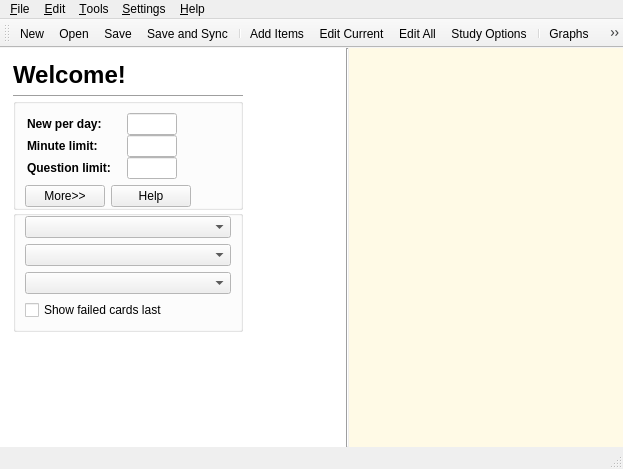
ankitects/anki, file designer/main.ui: the form before one commit.
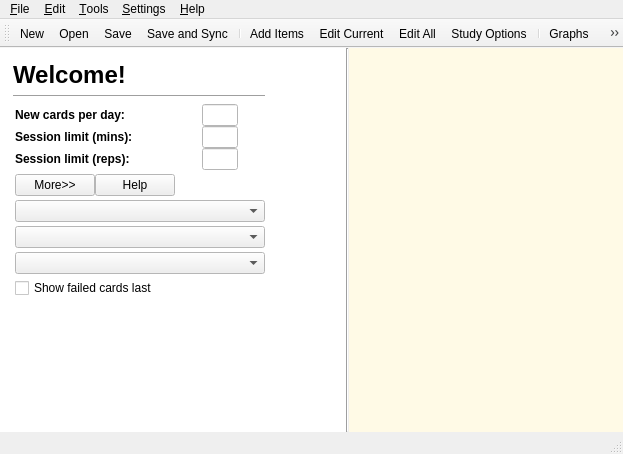
The form after the commit. The open tabs and pages were chosen to show the change. Icons and pictures are not drawn.

The edit to the form file:
```diff
--- a/designer/main.ui
+++ b/designer/main.ui
@@ -5,8 +5,8 @@
    <rect>
     <x>0</x>
     <y>0</y>
-    <width>562</width>
-    <height>469</height>
+    <width>569</width>
+    <height>454</height>
    </rect>
   </property>
   <property name="sizePolicy" >
@@ -27,8 +27,8 @@
     <rect>
      <x>0</x>
      <y>69</y>
-     <width>562</width>
-     <height>380</height>
+     <width>569</width>
+     <height>365</height>
     </rect>
    </property>
    <property name="sizePolicy" >
@@ -207,14 +207,15 @@
            <rect>
             <x>0</x>
             <y>0</y>
-            <width>100</width>
-            <height>30</height>
+            <width>284</width>
+            <height>280</height>
            </rect>
           </property>
-          <layout class="QHBoxLayout" name="horizontalLayout_5" >
-           <item>
-            <layout class="QHBoxLayout" name="horizontalLayout_4" >
-             <item>
+          <layout class="QGridLayout" name="gridLayout_3" >
+           <property name="verticalSpacing" >
+            <number>0</number>
+           </property>
+           <item row="0" column="0" >
               <layout class="QVBoxLayout" name="verticalLayout_11" >
                <property name="spacing" >
                 <number>0</number>
@@ -262,22 +263,13 @@
                 </widget>
                </item>
                <item>
-                <widget class="QGroupBox" name="groupBox" >
-                 <property name="title" >
-                  <string/>
-                 </property>
-                 <property name="flat" >
-                  <bool>true</bool>
-                 </property>
-                 <layout class="QVBoxLayout" name="verticalLayout_9" >
-                  <property name="bottomMargin" >
-                   <number>0</number>
-                  </property>
-                  <item>
                    <layout class="QGridLayout" name="gridLayout_13" >
                     <property name="leftMargin" >
                      <number>2</number>
                     </property>
+               <property name="topMargin" >
+                <number>6</number>
+               </property>
                     <property name="spacing" >
                      <number>0</number>
                     </property>
@@ -285,19 +277,22 @@
                      <widget class="QLabel" name="label_20" >
                       <property name="minimumSize" >
                        <size>
-                        <width>90</width>
+                   <width>140</width>
                         <height>0</height>
                        </size>
                       </property>
                       <property name="text" >
-                       <string>&lt;b>Minute limit:&lt;/b></string>
+                  <string>&lt;b>Session limit (mins):&lt;/b></string>
+                 </property>
+                 <property name="margin" >
+                  <number>4</number>
                       </property>
                      </widget>
                     </item>
-                    <item row="1" column="2" >
+               <item row="1" column="1" >
                      <widget class="QLineEdit" name="minuteLimit" >
                       <property name="sizePolicy" >
-                       <sizepolicy vsizetype="Fixed" hsizetype="Maximum" >
+                  <sizepolicy vsizetype="Fixed" hsizetype="Expanding" >
                         <horstretch>0</horstretch>
                         <verstretch>0</verstretch>
                        </sizepolicy>
@@ -310,59 +305,26 @@
                       </property>
                      </widget>
                     </item>
-                    <item row="2" column="0" >
-                     <widget class="QLabel" name="label_21" >
-                      <property name="text" >
-                       <string>&lt;b>Question limit:&lt;/b></string>
-                      </property>
-                     </widget>
-                    </item>
-                    <item row="2" column="2" >
-                     <widget class="QLineEdit" name="questionLimit" >
-                      <property name="sizePolicy" >
-                       <sizepolicy vsizetype="Fixed" hsizetype="Preferred" >
-                        <horstretch>0</horstretch>
-                        <verstretch>0</verstretch>
-                       </sizepolicy>
-                      </property>
-                      <property name="maximumSize" >
-                       <size>
-                        <width>50</width>
-                        <height>16777215</height>
-                       </size>
-                      </property>
-                     </widget>
-                    </item>
-                    <item row="1" column="3" >
-                     <spacer name="horizontalSpacer_3" >
-                      <property name="orientation" >
-                       <enum>Qt::Horizontal</enum>
-                      </property>
-                      <property name="sizeHint" stdset="0" >
-                       <size>
-                        <width>40</width>
-                        <height>20</height>
-                       </size>
-                      </property>
-                     </spacer>
-                    </item>
                     <item row="0" column="0" >
                      <widget class="QLabel" name="label_22" >
                       <property name="minimumSize" >
                        <size>
-                        <width>90</width>
+                   <width>140</width>
                         <height>0</height>
                        </size>
                       </property>
                       <property name="text" >
-                       <string>&lt;b>New per day:&lt;/b></string>
+                  <string>&lt;b>New cards per day:&lt;/b></string>
+                 </property>
+                 <property name="margin" >
+                  <number>4</number>
                       </property>
                      </widget>
                     </item>
-                    <item row="0" column="2" >
+               <item row="0" column="1" >
                      <widget class="QLineEdit" name="newPerDay" >
                       <property name="sizePolicy" >
-                       <sizepolicy vsizetype="Fixed" hsizetype="Preferred" >
+                  <sizepolicy vsizetype="Fixed" hsizetype="Expanding" >
                         <horstretch>0</horstretch>
                         <verstretch>0</verstretch>
                        </sizepolicy>
@@ -375,26 +337,50 @@
                       </property>
                      </widget>
                     </item>
-                    <item row="0" column="1" >
-                     <spacer name="horizontalSpacer_5" >
+               <item row="0" column="2" >
+                <spacer name="horizontalSpacer_3" >
                       <property name="orientation" >
                        <enum>Qt::Horizontal</enum>
                       </property>
-                      <property name="sizeType" >
-                       <enum>QSizePolicy::Preferred</enum>
-                      </property>
                       <property name="sizeHint" stdset="0" >
                        <size>
-                        <width>10</width>
+                   <width>40</width>
                         <height>20</height>
                        </size>
                       </property>
                      </spacer>
                     </item>
-                   </layout>
-                  </item>
-                  <item>
+               <item row="2" column="1" >
+                <widget class="QLineEdit" name="questionLimit" >
+                 <property name="sizePolicy" >
+                  <sizepolicy vsizetype="Fixed" hsizetype="Expanding" >
+                   <horstretch>0</horstretch>
+                   <verstretch>0</verstretch>
+                  </sizepolicy>
+                 </property>
+                 <property name="maximumSize" >
+                  <size>
+                   <width>50</width>
+                   <height>16777215</height>
+                  </size>
+                 </property>
+                </widget>
+               </item>
+               <item row="2" column="0" >
+                <widget class="QLabel" name="label" >
+                 <property name="text" >
+                  <string>&lt;b>Session limit (reps):</string>
+                 </property>
+                 <property name="margin" >
+                  <number>4</number>
+                 </property>
+                </widget>
+               </item>
+               <item row="3" column="0" >
                    <layout class="QHBoxLayout" name="horizontalLayout_2" >
+                 <property name="topMargin" >
+                  <number>4</number>
+                 </property>
                     <item>
                      <widget class="QPushButton" name="optionsButton" >
                       <property name="text" >
@@ -434,34 +420,33 @@
                    </layout>
                   </item>
                  </layout>
-                </widget>
                </item>
                <item>
                 <layout class="QVBoxLayout" name="verticalLayout_12" >
                  <item>
-                  <widget class="QGroupBox" name="optionsBox" >
-                   <property name="maximumSize" >
-                    <size>
-                     <width>400</width>
-                     <height>16777215</height>
-                    </size>
-                   </property>
-                   <property name="title" >
-                    <string/>
-                   </property>
-                   <property name="flat" >
-                    <bool>true</bool>
-                   </property>
-                   <layout class="QVBoxLayout" name="verticalLayout_8" >
+                <widget class="QWidget" native="1" name="optionsBox" >
+                 <layout class="QVBoxLayout" name="verticalLayout_7" >
+                  <property name="spacing" >
+                   <number>4</number>
+                  </property>
+                  <property name="leftMargin" >
+                   <number>2</number>
+                  </property>
                     <property name="topMargin" >
+                   <number>4</number>
+                  </property>
+                  <property name="rightMargin" >
+                   <number>0</number>
+                  </property>
+                  <property name="bottomMargin" >
                      <number>0</number>
                     </property>
                     <item>
                      <widget class="QComboBox" name="newCardOrder" >
-                      <property name="maximumSize" >
+                    <property name="minimumSize" >
                        <size>
-                        <width>400</width>
-                        <height>16777215</height>
+                      <width>250</width>
+                      <height>0</height>
                        </size>
                       </property>
                      </widget>
@@ -513,20 +498,21 @@
                </item>
               </layout>
              </item>
-             <item>
+           <item row="0" column="1" >
               <spacer name="horizontalSpacer_4" >
                <property name="orientation" >
                 <enum>Qt::Horizontal</enum>
                </property>
+             <property name="sizeType" >
+              <enum>QSizePolicy::Expanding</enum>
+             </property>
                <property name="sizeHint" stdset="0" >
                 <size>
-                 <width>40</width>
+               <width>1000</width>
                  <height>20</height>
                 </size>
                </property>
               </spacer>
-             </item>
-            </layout>
            </item>
           </layout>
          </widget>
@@ -851,8 +837,8 @@
            <rect>
             <x>0</x>
             <y>0</y>
-            <width>277</width>
-            <height>72</height>
+            <width>284</width>
+            <height>79</height>
            </rect>
           </property>
          </widget>
@@ -894,15 +880,6 @@
          <property name="palette" >
           <palette>
            <active>
-            <colorrole role="Base" >
-             <brush brushstyle="SolidPattern" >
-              <color alpha="255" >
-               <red>255</red>
-               <green>255</green>
-               <blue>255</blue>
-              </color>
-             </brush>
-            </colorrole>
             <colorrole role="Window" >
              <brush brushstyle="SolidPattern" >
               <color alpha="255" >
@@ -914,15 +891,6 @@
             </colorrole>
            </active>
            <inactive>
-            <colorrole role="Base" >
-             <brush brushstyle="SolidPattern" >
-              <color alpha="255" >
-               <red>255</red>
-               <green>255</green>
-               <blue>255</blue>
-              </color>
-             </brush>
-            </colorrole>
             <colorrole role="Window" >
              <brush brushstyle="SolidPattern" >
               <color alpha="255" >
@@ -934,15 +902,6 @@
             </colorrole>
            </inactive>
            <disabled>
-            <colorrole role="Base" >
-             <brush brushstyle="SolidPattern" >
-              <color alpha="255" >
-               <red>255</red>
-               <green>250</green>
-               <blue>230</blue>
-              </color>
-             </brush>
-            </colorrole>
             <colorrole role="Window" >
              <brush brushstyle="SolidPattern" >
               <color alpha="255" >
@@ -991,6 +950,15 @@
             <property name="palette" >
              <palette>
               <active>
+               <colorrole role="Text" >
+                <brush brushstyle="SolidPattern" >
+                 <color alpha="255" >
+                  <red>0</red>
+                  <green>0</green>
+                  <blue>0</blue>
+                 </color>
+                </brush>
+               </colorrole>
                <colorrole role="Base" >
                 <brush brushstyle="SolidPattern" >
                  <color alpha="255" >
@@ -1002,6 +970,15 @@
                </colorrole>
               </active>
               <inactive>
+               <colorrole role="Text" >
+                <brush brushstyle="SolidPattern" >
+                 <color alpha="255" >
+                  <red>0</red>
+                  <green>0</green>
+                  <blue>0</blue>
+                 </color>
+                </brush>
+               </colorrole>
                <colorrole role="Base" >
                 <brush brushstyle="SolidPattern" >
                  <color alpha="255" >
@@ -1013,6 +990,15 @@
                </colorrole>
               </inactive>
               <disabled>
+               <colorrole role="Text" >
+                <brush brushstyle="SolidPattern" >
+                 <color alpha="255" >
+                  <red>165</red>
+                  <green>164</green>
+                  <blue>164</blue>
+                 </color>
+                </brush>
+               </colorrole>
                <colorrole role="Base" >
                 <brush brushstyle="SolidPattern" >
                  <color alpha="255" >
@@ -1197,8 +1183,8 @@
    <property name="geometry" >
     <rect>
      <x>0</x>
-     <y>449</y>
-     <width>562</width>
+     <y>434</y>
+     <width>569</width>
      <height>20</height>
     </rect>
    </property>
```
Left out of the diff: 44 changed lines with no effect on the pictures. Lines whose indentation alone changed are shown as unchanged.
